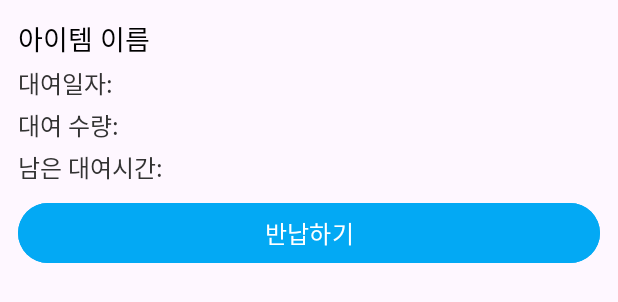
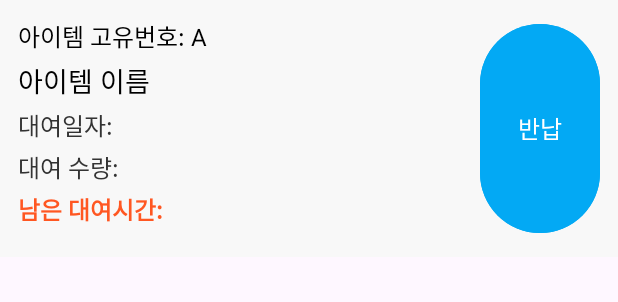
Before and after one commit to Jungwonje/-7-, an Android app: the layout item_rented.xml on its own in the app's theme, with its tools: preview values and no code run, on a phone screen of 412 x 824 dp. Shown: the top 302 px of the screen. Run offline under Robolectric (Android 15) with nearby library versions, the phone set to English and light mode, and no system bars.

Commit message:
3번째(05/12)

```diff
--- a/app/src/main/java/com/example/hsu_lendit/RentScissorsActivity.java
+++ b/app/src/main/java/com/example/hsu_lendit/RentScissorsActivity.java
@@ -30,8 +30,7 @@ public class RentScissorsActivity extends AppCompatActivity {
 
         // 뒤로가기 버튼 클릭 이벤트
         btnBack.setOnClickListener(v -> {
-            // 현재 액티비티 종료 (이전 화면으로 돌아감)
-            finish();
+            finish(); // 이전 화면으로 돌아감
         });
 
         // 대여일자 입력 시 반납날짜 자동 계산
@@ -78,8 +77,7 @@ public class RentScissorsActivity extends AppCompatActivity {
             Intent resultIntent = new Intent();
             resultIntent.putExtra("itemName", "가위");
             resultIntent.putExtra("rentalDate", rentalDate);
-            resultIntent.putExtra("rentalQuantity", rentalQuantityStr);
-            resultIntent.putExtra("returnDate", tvReturnDate.getText().toString().replace("반납 날짜: ", ""));
+            resultIntent.putExtra("rentalQuantity", rentalQuantityStr); // String으로 전달
             setResult(RESULT_OK, resultIntent);
             finish();
         });
--- a/app/src/main/res/layout/activity_second.xml
+++ b/app/src/main/res/layout/activity_second.xml
@@ -84,6 +84,7 @@
                         android:textStyle="bold" />
 
                     <TextView
+                        android:id="@+id/tvScissorsRemaining"
                         android:layout_width="wrap_content"
                         android:layout_height="wrap_content"
                         android:text="남은 수량: 5"
--- a/app/src/main/res/layout/item_rented.xml
+++ b/app/src/main/res/layout/item_rented.xml
@@ -2,8 +2,27 @@
 <LinearLayout xmlns:android="http://schemas.android.com/apk/res/android"
     android:layout_width="match_parent"
     android:layout_height="wrap_content"
-    android:orientation="vertical"
-    android:padding="12dp">
+    android:orientation="horizontal"
+    android:padding="12dp"
+    android:background="#F8F8F8"
+    android:layout_marginBottom="8dp">
+
+    <!-- 물품 정보 영역 -->
+    <LinearLayout
+        android:layout_width="0dp"
+        android:layout_height="wrap_content"
+        android:layout_weight="2"
+        android:orientation="vertical">
+
+        <!-- 아이템 고유번호 -->
+        <TextView
+            android:id="@+id/tvItemId"
+            android:layout_width="wrap_content"
+            android:layout_height="wrap_content"
+            android:text="아이템 고유번호: A"
+            android:textSize="16sp"
+            android:textColor="#000000"
+            android:layout_marginBottom="4dp" />
 
         <!-- 아이템 이름 -->
         <TextView
@@ -42,16 +61,20 @@
             android:layout_height="wrap_content"
             android:text="남은 대여시간: "
             android:textSize="16sp"
-        android:textColor="#333333"
-        android:layout_marginBottom="8dp" />
+            android:textColor="#FF5722"
+            android:layout_marginBottom="8dp"
+            android:textStyle="bold" />
+    </LinearLayout>
 
-    <!-- 반납 버튼 -->
+    <!-- 반납 버튼 영역 -->
     <Button
         android:id="@+id/btnReturn"
-        android:layout_width="match_parent"
-        android:layout_height="wrap_content"
-        android:text="반납하기"
+        android:layout_width="80dp"
+        android:layout_height="match_parent"
+        android:text="반납"
         android:textSize="16sp"
         android:backgroundTint="#03A9F4"
-        android:textColor="#FFFFFF" />
+        android:textColor="#FFFFFF"
+        android:gravity="center"
+        android:layout_gravity="center" />
 </LinearLayout>
```
Also changed, not shown: app/src/main/java/com/example/hsu_lendit/MyPageActivity.java (+60 -24 lines), app/src/main/java/com/example/hsu_lendit/RentManager.java (+82 -17 lines), app/src/main/java/com/example/hsu_lendit/SecondActivity.java (+43 -5 lines), app/src/main/res/layout/activity_rent_item.xml (+6 -5 lines), 150 other files. Lines whose indentation alone changed are shown as unchanged.
